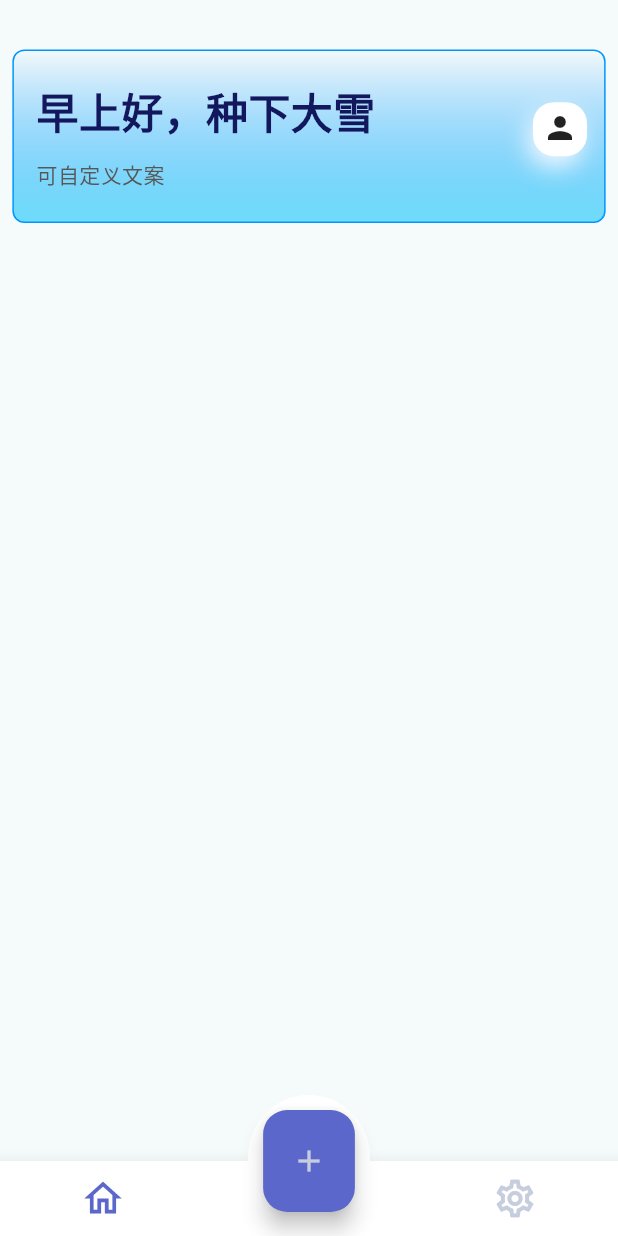
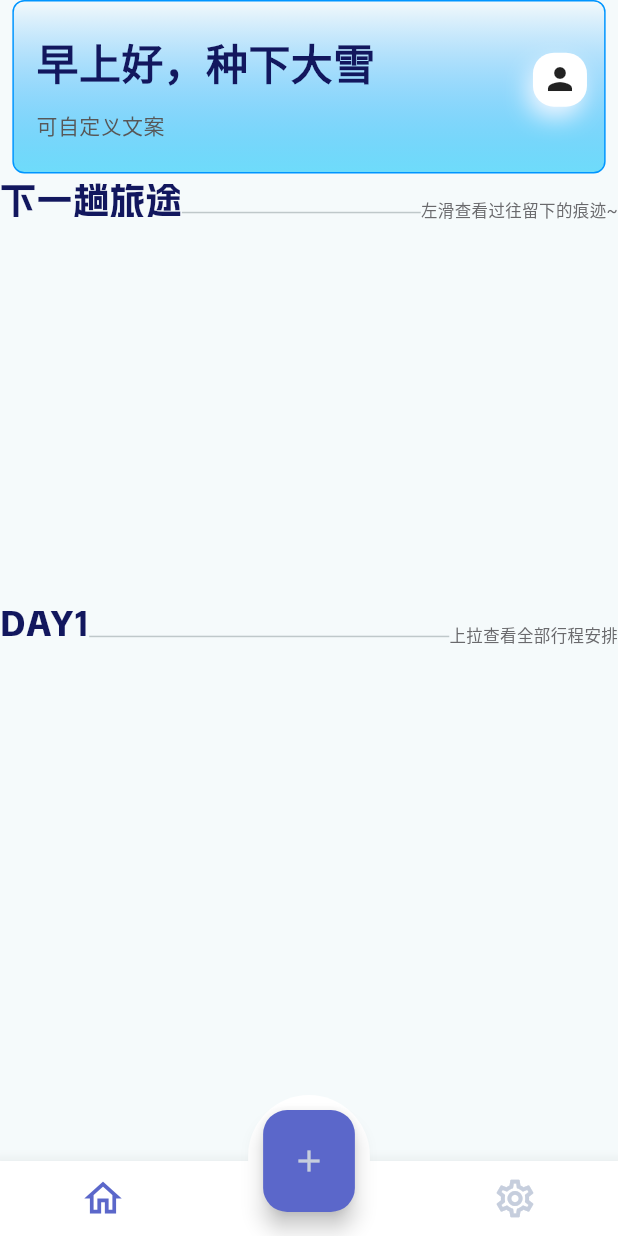
Before and after one commit to plantSnow/Pirt, a Flutter app: the screen it shows after launch, on a phone screen of 412 x 824 dp. Run offline on Flutter 3.47's test engine with Material 3 defaults, Android fonts, the phone set to English and light mode, and no system bars; Roboto replaces fonts that are missing (YuYang).

Commit message:
flutter pub updated

```diff
--- a/lib/pages/home_page.dart
+++ b/lib/pages/home_page.dart
@@ -1,5 +1,6 @@
 import 'package:flutter/material.dart';
 import '/widgets/HomePage/top_bar.dart';
+import '/widgets/HomePage/text_show.dart';
 
 class HomePage extends StatelessWidget {
   const HomePage({super.key});
@@ -9,17 +10,26 @@ class HomePage extends StatelessWidget {
     double screenHeight = MediaQuery.of(context).size.height;
     double screenWidth = MediaQuery.of(context).size.width;
 
-    return Stack(
+    return SizedBox(
+      child: Stack(
         children: [
-          Positioned(
-            left: 0.5*(1-360/375)*screenWidth,
-            top: 0.04*screenHeight,
-            child: const TopBar(),
-          ),
-
-
+          Column(
+            children: [
+              Positioned(
+                left: 0.5*(1-360/375)*screenWidth,
+                top: 0.04*screenHeight,
+                child: const TopBar(),
+              ),
+              const TextShow(boldText: '下一趟旅途', text: '左滑查看过往留下的痕迹~'),
+              SizedBox(
+                height: (245/812)*screenHeight,
+                width: (335/375)*screenWidth,
+              ),
+              const TextShow(boldText: 'DAY1', text: '上拉查看全部行程安排'),
+            ]
+          )
         ]
-
+      )
     );
   }
 }
--- a/lib/widgets/HomePage/bottom_tab.dart
+++ b/lib/widgets/HomePage/bottom_tab.dart
@@ -18,13 +18,27 @@ class _BottomTabsState extends State<BottomTabs> {
     AddPlan(),
     User(),
   ];
-
   @override
   Widget build(BuildContext context) {
     double screenHeight = MediaQuery.of(context).size.height;
     double screenWidth = MediaQuery.of(context).size.width;
     return Scaffold(
-      // appBar: AppBar(title: const Text('Pirt Trip'),),
+      appBar: _currentIndex==1? AppBar(
+        leading: IconButton(
+          onPressed: (){
+            setState(() {
+              _currentIndex == 0;
+            });
+          },
+          icon: const Icon(Icons.arrow_back_rounded)
+        ),
+        title: const Text(
+          '新建',
+          style: TextStyle(
+            fontFamily: 'ShuHei'
+          ),
+        ),
+      ): null,
       bottomNavigationBar: SizedBox(
         height: 50,
         child: BottomNavigationBar(
@@ -59,6 +73,7 @@ class _BottomTabsState extends State<BottomTabs> {
               icon: IconButton(
                 onPressed: (){
                   setState(() {
+                    // TODO: 这里不对, 应该用路由引入新的页面, 底部导航不再不显示, 但是我不会用路由TAT
                     _currentIndex = 1;
                   });
                 },
@@ -86,7 +101,7 @@ class _BottomTabsState extends State<BottomTabs> {
         padding: const EdgeInsets.all(10),
         decoration: BoxDecoration(
           color: Colors.white,
-          borderRadius: BorderRadius.circular(100),
+          borderRadius: BorderRadius.circular(100), //TODO: 它弄不圆QAQ
         ),
         child: FloatingActionButton(
           backgroundColor: const Color(0xff5b67ca),
--- /dev/null
+++ b/lib/widgets/HomePage/text_show.dart
@@ -0,0 +1,36 @@
+import 'package:flutter/material.dart';
+
+class TextShow extends StatelessWidget {
+  final String boldText, text;
+
+  const TextShow({super.key, required this.boldText, required this.text});
+
+
+  @override
+  Widget build(BuildContext context) {
+    return SizedBox(
+      child: Row(
+        crossAxisAlignment: CrossAxisAlignment.end,
+        children: [
+          Text(
+            boldText,
+            style: const TextStyle(
+              fontSize: 24,
+              fontFamily: 'ShuHei',
+              color: Color(0xff12175e),
+            ),
+          ),
+          const Expanded(child: SizedBox(child: Divider(),)),
+          Text(
+            text,
+            style: const TextStyle(
+              fontSize: 11,
+              fontFamily: 'YuYang',
+              color: Color(0xff69696c),
+            ),
+          )
+        ],
+      ),
+    );
+  }
+}
```
Also changed, not shown: lib/pages/add_plan_page.dart (+14 -4 lines), pubspec.yaml (+12 -3 lines), assets/fonts/cn/AlimamaShuHeiTi-Bold.ttf (added), pubspec.lock, 2 other files.
